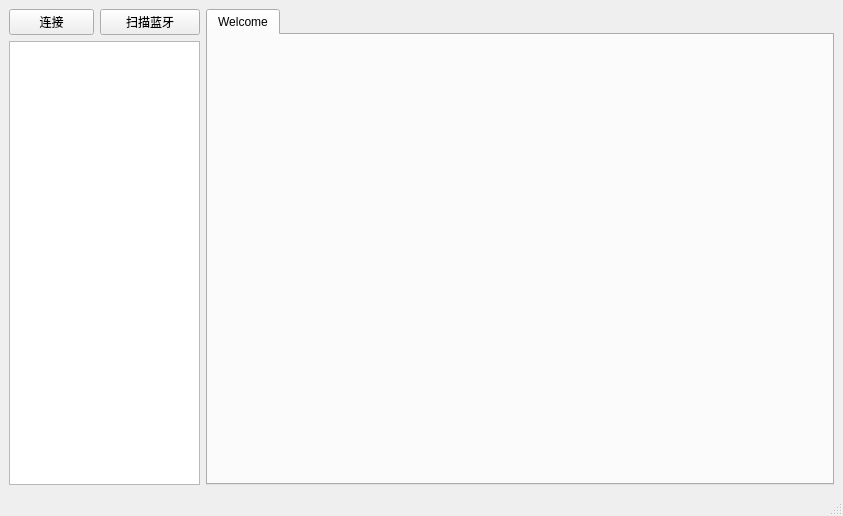
First picture: the form in PC/BleProxyDesk/resource/ui/main_window.ui, repository uname/bleproxy, before the edit.
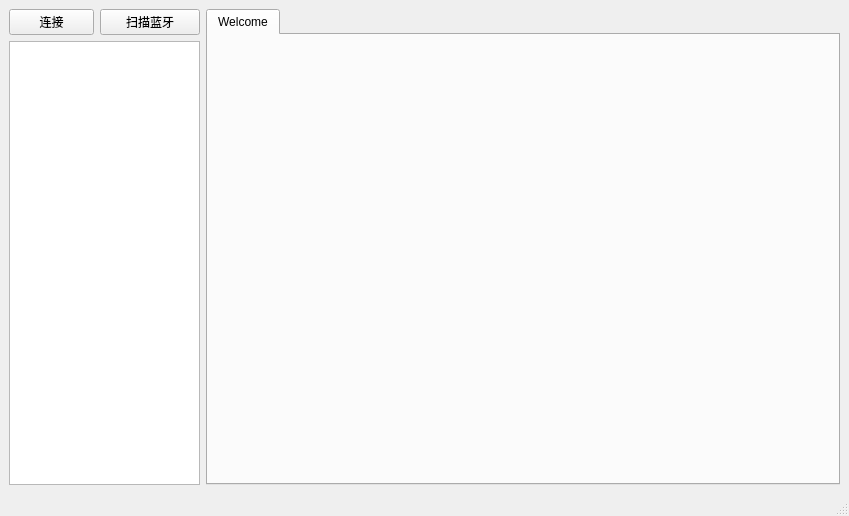
Second picture: the form after the edit. Custom widgets are drawn as their Qt base class.

Diff of the .ui file:
```diff
--- a/PC/BleProxyDesk/resource/ui/main_window.ui
+++ b/PC/BleProxyDesk/resource/ui/main_window.ui
@@ -6,7 +6,7 @@
    <rect>
     <x>0</x>
     <y>0</y>
-    <width>843</width>
+    <width>849</width>
     <height>516</height>
    </rect>
   </property>
@@ -45,7 +45,7 @@
      </widget>
     </item>
     <item row="0" column="2" rowspan="2">
-     <widget class="QTabWidget" name="tabWidget">
+     <widget class="SockTab" name="sockTab">
       <property name="currentIndex">
        <number>0</number>
       </property>
@@ -92,6 +92,12 @@
    <extends>QListWidget</extends>
    <header location="global">view/BleListWidget.h</header>
   </customwidget>
+  <customwidget>
+   <class>SockTab</class>
+   <extends>QTabWidget</extends>
+   <header location="global">view/SockTab.h</header>
+   <container>1</container>
+  </customwidget>
  </customwidgets>
  <resources/>
  <connections/>
```
Left out of the diff: 18 changed lines with no effect on the pictures.
